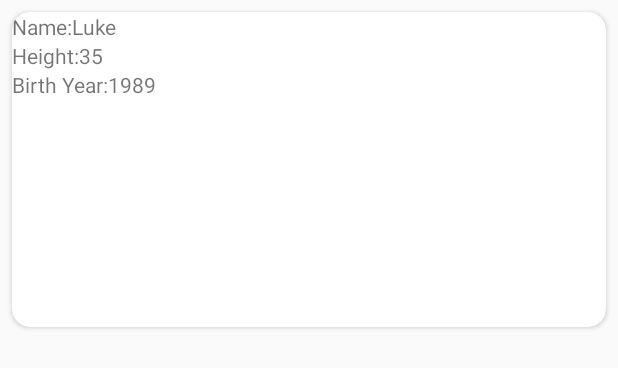
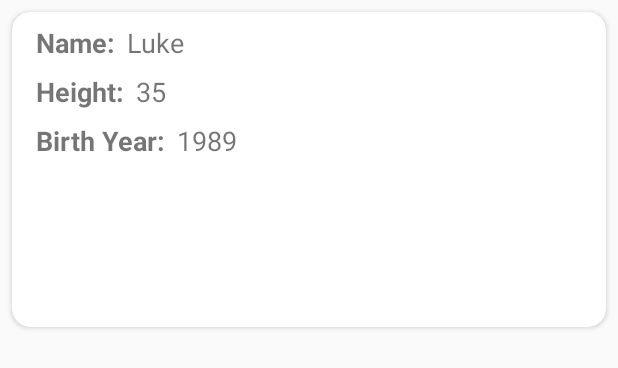
Before and after one commit to gargankit90/StarWarsAndroid, an Android app: the layout item_character.xml on its own in the app's theme, with its tools: preview values and no code run, on a phone screen of 412 x 824 dp. Shown: the top 368 px of the screen. Run offline under Robolectric (Android 15) with nearby library versions, the phone set to English and light mode, and no system bars.

Commit message:
Fixing UI

```diff
--- a/app/src/main/res/layout/item_character.xml
+++ b/app/src/main/res/layout/item_character.xml
@@ -17,7 +17,9 @@
             android:layout_height="210dp"
             android:layout_alignParentLeft="true"
             android:layout_alignParentStart="true"
-            android:layout_alignParentTop="true" />
+            android:layout_alignParentTop="true"
+            android:paddingEnd="16dp"
+            android:paddingRight="16dp" />
 
 
         <TextView
@@ -26,7 +28,13 @@
             android:layout_height="wrap_content"
             android:layout_toEndOf="@+id/characterImage"
             android:layout_toRightOf="@+id/characterImage"
-            android:text="@string/characterNameLabel" />
+            android:text="@string/characterNameLabel"
+            android:textStyle="bold"
+            android:paddingBottom="8dp"
+            android:paddingTop="8dp"
+            android:paddingEnd="8dp"
+            android:paddingRight="8dp"
+            android:textSize="18sp" />
 
         <TextView
             android:id="@+id/characterName"
@@ -34,8 +42,10 @@
             android:layout_height="wrap_content"
             android:layout_toEndOf="@+id/characterNameLabel"
             android:layout_toRightOf="@+id/characterNameLabel"
+            android:paddingBottom="8dp"
+            android:paddingTop="8dp"
+            android:textSize="18sp"
             tools:text="Luke" />
-
 
         <TextView
             android:id="@+id/characterHeightLabel"
@@ -44,7 +54,12 @@
             android:layout_below="@+id/characterNameLabel"
             android:layout_toEndOf="@+id/characterImage"
             android:layout_toRightOf="@+id/characterImage"
-            android:text="@string/characterHeightLabel" />
+            android:text="@string/characterHeightLabel"
+            android:textStyle="bold"
+            android:paddingEnd="8dp"
+            android:paddingRight="8dp"
+            android:paddingBottom="8dp"
+            android:textSize="18sp" />
 
         <TextView
             android:id="@+id/characterHeight"
@@ -53,6 +68,8 @@
             android:layout_below="@+id/characterNameLabel"
             android:layout_toEndOf="@+id/characterHeightLabel"
             android:layout_toRightOf="@+id/characterHeightLabel"
+            android:paddingBottom="8dp"
+            android:textSize="18sp"
             tools:text="35" />
 
         <TextView
@@ -62,7 +79,12 @@
             android:layout_below="@+id/characterHeightLabel"
             android:layout_toEndOf="@+id/characterImage"
             android:layout_toRightOf="@+id/characterImage"
-            android:text="@string/characterBirthYearLabel" />
+            android:text="@string/characterBirthYearLabel"
+            android:textStyle="bold"
+            android:paddingEnd="8dp"
+            android:paddingRight="8dp"
+            android:paddingBottom="8dp"
+            android:textSize="18sp" />
 
         <TextView
             android:id="@+id/characterBirthYear"
@@ -71,6 +93,8 @@
             android:layout_below="@+id/characterHeightLabel"
             android:layout_toEndOf="@+id/characterBirthYearLabel"
             android:layout_toRightOf="@+id/characterBirthYearLabel"
+            android:paddingBottom="8dp"
+            android:textSize="18sp"
             tools:text="1989" />
     </RelativeLayout>
 </android.support.v7.widget.CardView>
```
